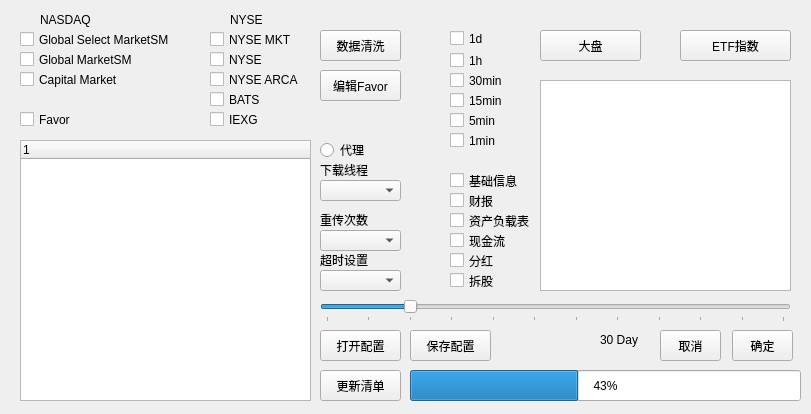
Before: the Qt Designer form UIDesign/DownloadConfig.ui in zhouyousong/ZfinanceUI, drawn with Qt 5.
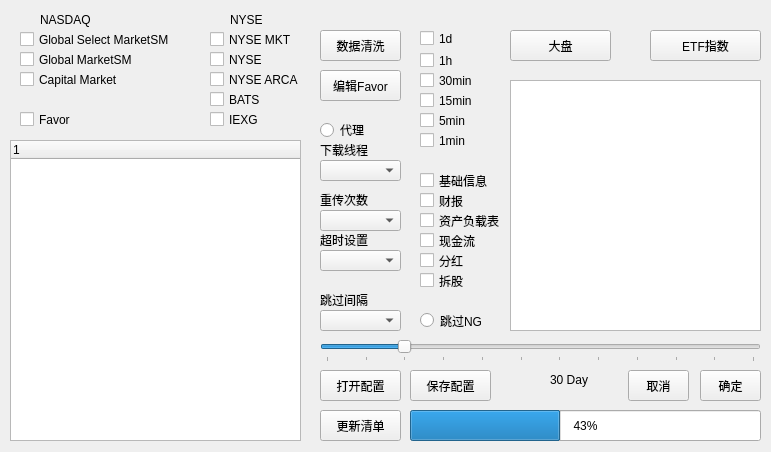
After: the same form once the commit is applied.

The edit to the form file:
```diff
--- a/UIDesign/DownloadConfig.ui
+++ b/UIDesign/DownloadConfig.ui
@@ -6,8 +6,8 @@
    <rect>
     <x>0</x>
     <y>0</y>
-    <width>811</width>
-    <height>414</height>
+    <width>771</width>
+    <height>452</height>
    </rect>
   </property>
   <property name="windowTitle">
@@ -55,7 +55,7 @@
   <widget class="QCheckBox" name="Intervial_1Day">
    <property name="geometry">
     <rect>
-     <x>450</x>
+     <x>420</x>
      <y>28</y>
      <width>71</width>
      <height>21</height>
@@ -68,7 +68,7 @@
   <widget class="QCheckBox" name="Intervial_1h">
    <property name="geometry">
     <rect>
-     <x>450</x>
+     <x>420</x>
      <y>50</y>
      <width>71</width>
      <height>21</height>
@@ -81,7 +81,7 @@
   <widget class="QCheckBox" name="Intervial_30min">
    <property name="geometry">
     <rect>
-     <x>450</x>
+     <x>420</x>
      <y>70</y>
      <width>71</width>
      <height>21</height>
@@ -94,8 +94,8 @@
   <widget class="QPushButton" name="CancelDownload">
    <property name="geometry">
     <rect>
-     <x>660</x>
-     <y>330</y>
+     <x>628</x>
+     <y>370</y>
      <width>61</width>
      <height>31</height>
     </rect>
@@ -107,8 +107,8 @@
   <widget class="QPushButton" name="ConfirmDownload">
    <property name="geometry">
     <rect>
-     <x>732</x>
-     <y>330</y>
+     <x>700</x>
+     <y>370</y>
      <width>61</width>
      <height>31</height>
     </rect>
@@ -124,8 +124,8 @@
    <property name="geometry">
     <rect>
      <x>320</x>
-     <y>300</y>
-     <width>471</width>
+     <y>340</y>
+     <width>441</width>
      <height>22</height>
     </rect>
    </property>
@@ -154,7 +154,7 @@
   <widget class="QCheckBox" name="Intervial_15min">
    <property name="geometry">
     <rect>
-     <x>450</x>
+     <x>420</x>
      <y>90</y>
      <width>71</width>
      <height>21</height>
@@ -167,7 +167,7 @@
   <widget class="QCheckBox" name="Intervial_5min">
    <property name="geometry">
     <rect>
-     <x>450</x>
+     <x>420</x>
      <y>110</y>
      <width>71</width>
      <height>21</height>
@@ -180,7 +180,7 @@
   <widget class="QCheckBox" name="Intervial_1min">
    <property name="geometry">
     <rect>
-     <x>450</x>
+     <x>420</x>
      <y>130</y>
      <width>81</width>
      <height>21</height>
@@ -193,7 +193,7 @@
   <widget class="QPushButton" name="pushButton_3">
    <property name="geometry">
     <rect>
-     <x>540</x>
+     <x>510</x>
      <y>30</y>
      <width>101</width>
      <height>31</height>
@@ -207,7 +207,7 @@
    <property name="geometry">
     <rect>
      <x>320</x>
-     <y>330</y>
+     <y>370</y>
      <width>81</width>
      <height>31</height>
     </rect>
@@ -220,7 +220,7 @@
    <property name="geometry">
     <rect>
      <x>410</x>
-     <y>330</y>
+     <y>370</y>
      <width>81</width>
      <height>31</height>
     </rect>
@@ -232,8 +232,8 @@
   <widget class="QLabel" name="ShowPeriod">
    <property name="geometry">
     <rect>
-     <x>600</x>
-     <y>330</y>
+     <x>550</x>
+     <y>370</y>
      <width>61</width>
      <height>20</height>
     </rect>
@@ -245,17 +245,17 @@
   <widget class="QTableView" name="tableView">
    <property name="geometry">
     <rect>
-     <x>540</x>
+     <x>510</x>
      <y>80</y>
      <width>251</width>
-     <height>211</height>
+     <height>251</height>
     </rect>
    </property>
   </widget>
   <widget class="QPushButton" name="pushButton_6">
    <property name="geometry">
     <rect>
-     <x>680</x>
+     <x>650</x>
      <y>30</y>
      <width>111</width>
      <height>31</height>
@@ -269,7 +269,7 @@
    <property name="geometry">
     <rect>
      <x>320</x>
-     <y>140</y>
+     <y>120</y>
      <width>81</width>
      <height>20</height>
     </rect>
@@ -295,21 +295,21 @@
    <property name="geometry">
     <rect>
      <x>320</x>
-     <y>180</y>
-     <width>81</width>
-     <height>21</height>
-    </rect>
-   </property>
-   <property name="currentText">
-    <string/>
-   </property>
-  </widget>
-  <widget class="QLabel" name="ShowPeriod_2">
-   <property name="geometry">
-    <rect>
-     <x>320</x>
      <y>160</y>
      <width>81</width>
+     <height>21</height>
+    </rect>
+   </property>
+   <property name="currentText">
+    <string/>
+   </property>
+  </widget>
+  <widget class="QLabel" name="ShowPeriod_2">
+   <property name="geometry">
+    <rect>
+     <x>320</x>
+     <y>140</y>
+     <width>81</width>
      <height>20</height>
     </rect>
    </property>
@@ -320,7 +320,7 @@
   <widget class="QCheckBox" name="FunAna_Info">
    <property name="geometry">
     <rect>
-     <x>450</x>
+     <x>420</x>
      <y>170</y>
      <width>81</width>
      <height>21</height>
@@ -334,7 +334,7 @@
    <property name="geometry">
     <rect>
      <x>320</x>
-     <y>230</y>
+     <y>210</y>
      <width>81</width>
      <height>21</height>
     </rect>
@@ -344,7 +344,7 @@
    <property name="geometry">
     <rect>
      <x>320</x>
-     <y>210</y>
+     <y>190</y>
      <width>81</width>
      <height>20</height>
     </rect>
@@ -357,7 +357,7 @@
    <property name="geometry">
     <rect>
      <x>320</x>
-     <y>270</y>
+     <y>250</y>
      <width>81</width>
      <height>21</height>
     </rect>
@@ -367,7 +367,7 @@
    <property name="geometry">
     <rect>
      <x>320</x>
-     <y>250</y>
+     <y>230</y>
      <width>81</width>
      <height>20</height>
     </rect>
@@ -379,7 +379,7 @@
   <widget class="QCheckBox" name="FunAna_Financials">
    <property name="geometry">
     <rect>
-     <x>450</x>
+     <x>420</x>
      <y>190</y>
      <width>81</width>
      <height>21</height>
@@ -392,7 +392,7 @@
   <widget class="QCheckBox" name="FunAna_Balancesheet">
    <property name="geometry">
     <rect>
-     <x>450</x>
+     <x>420</x>
      <y>210</y>
      <width>81</width>
      <height>21</height>
@@ -405,7 +405,7 @@
   <widget class="QCheckBox" name="FunAna_Cashflow">
    <property name="geometry">
     <rect>
-     <x>450</x>
+     <x>420</x>
      <y>230</y>
      <width>81</width>
      <height>21</height>
@@ -419,8 +419,8 @@
    <property name="geometry">
     <rect>
      <x>410</x>
-     <y>370</y>
-     <width>391</width>
+     <y>410</y>
+     <width>351</width>
      <height>31</height>
     </rect>
    </property>
@@ -432,7 +432,7 @@
    <property name="geometry">
     <rect>
      <x>320</x>
-     <y>370</y>
+     <y>410</y>
      <width>81</width>
      <height>31</height>
     </rect>
@@ -548,10 +548,10 @@
   <widget class="QTreeWidget" name="FavorList">
    <property name="geometry">
     <rect>
-     <x>20</x>
+     <x>10</x>
      <y>140</y>
      <width>291</width>
-     <height>261</height>
+     <height>301</height>
     </rect>
    </property>
    <column>
@@ -563,7 +563,7 @@
   <widget class="QCheckBox" name="FunAna_Dividends">
    <property name="geometry">
     <rect>
-     <x>450</x>
+     <x>420</x>
      <y>250</y>
      <width>81</width>
      <height>21</height>
@@ -576,7 +576,7 @@
   <widget class="QCheckBox" name="FunAna_Splits">
    <property name="geometry">
     <rect>
-     <x>450</x>
+     <x>420</x>
      <y>270</y>
      <width>81</width>
      <height>21</height>
@@ -599,6 +599,48 @@
     <string>数据清洗</string>
    </property>
   </widget>
+  <widget class="QComboBox" name="SkipPeriod">
+   <property name="geometry">
+    <rect>
+     <x>320</x>
+     <y>310</y>
+     <width>81</width>
+     <height>21</height>
+    </rect>
+   </property>
+   <property name="currentText">
+    <string/>
+   </property>
+  </widget>
+  <widget class="QLabel" name="ShowPeriod_7">
+   <property name="geometry">
+    <rect>
+     <x>320</x>
+     <y>290</y>
+     <width>91</width>
+     <height>20</height>
+    </rect>
+   </property>
+   <property name="text">
+    <string>跳过间隔</string>
+   </property>
+  </widget>
+  <widget class="QRadioButton" name="SkipNG">
+   <property name="geometry">
+    <rect>
+     <x>420</x>
+     <y>310</y>
+     <width>61</width>
+     <height>21</height>
+    </rect>
+   </property>
+   <property name="text">
+    <string>跳过NG</string>
+   </property>
+   <property name="autoExclusive">
+    <bool>false</bool>
+   </property>
+  </widget>
  </widget>
  <resources/>
  <connections/>
```
Left out of the diff: 6 changed lines with no effect on the pictures.
